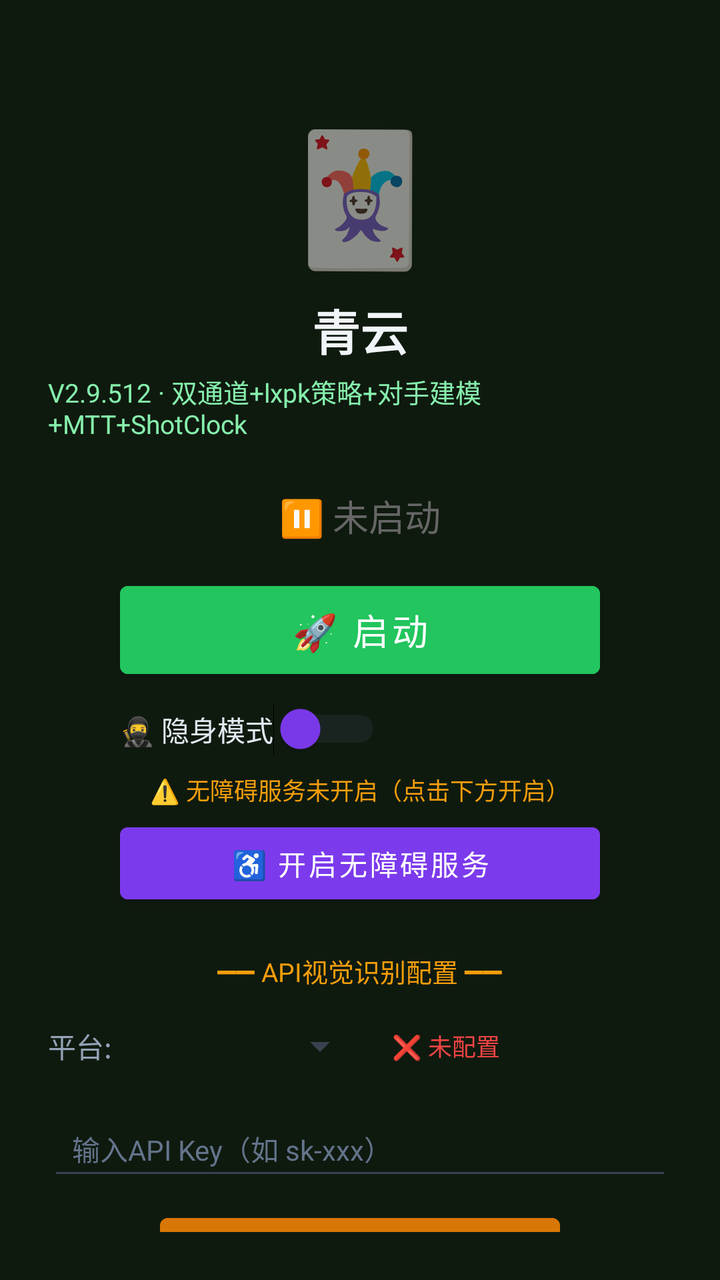
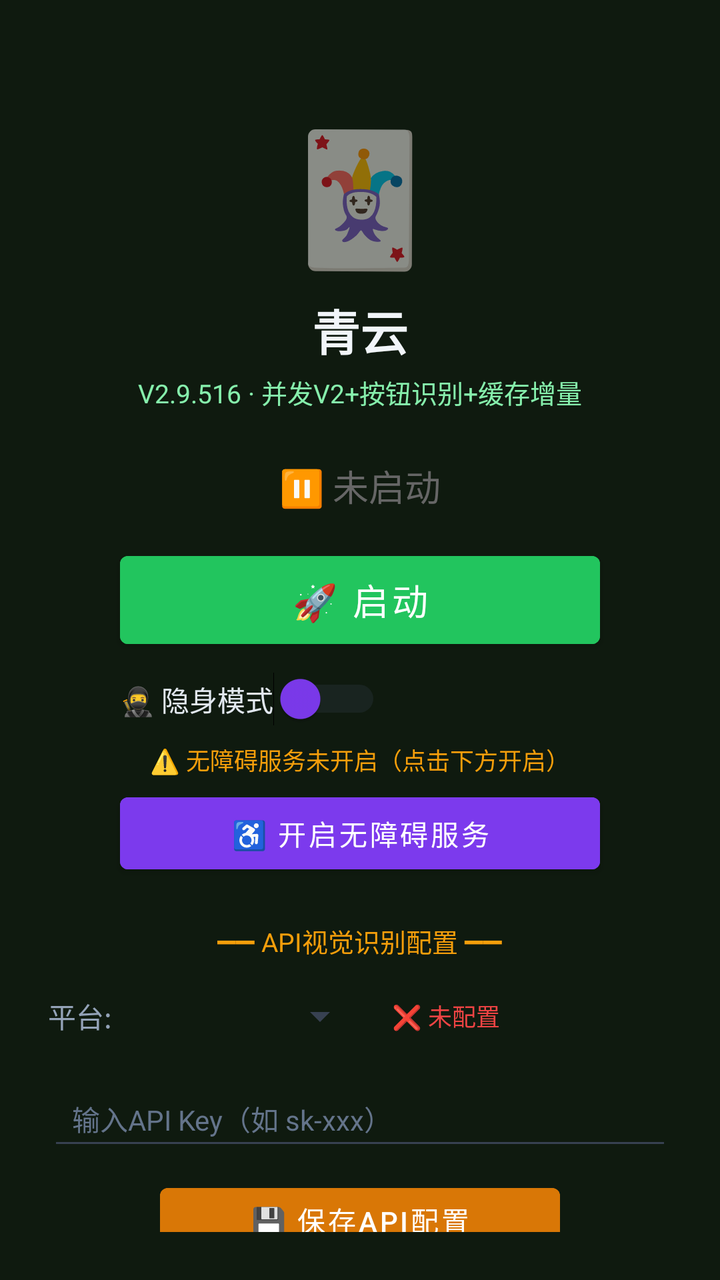

The first picture is an Android layout as it rendered before a commit; the second is the same layout after the commit. The layout source and the unified diff follow.
<!-- AndroidManifest.xml: activity theme Theme.MjScreenshot -->
<!-- res/layout/activity_main.xml -->
<?xml version="1.0" encoding="utf-8"?>
<LinearLayout xmlns:android="http://schemas.android.com/apk/res/android"
    android:layout_width="match_parent"
    android:layout_height="match_parent"
    android:orientation="vertical"
    android:background="#0f1a0f"
    android:padding="24dp"
    android:gravity="center_horizontal">

    <TextView
        android:layout_width="wrap_content"
        android:layout_height="wrap_content"
        android:text="🃏"
        android:textSize="64sp"
        android:layout_marginTop="30dp" />

    <TextView
        android:layout_width="wrap_content"
        android:layout_height="wrap_content"
        android:text="青云"
        android:textSize="24sp"
        android:textColor="#f1f5f9"
        android:textStyle="bold"
        android:layout_marginTop="8dp" />

    <TextView
        android:layout_width="wrap_content"
        android:layout_height="wrap_content"
        android:text="V2.9.512 · 双通道+lxpk策略+对手建模+MTT+ShotClock"
        android:textSize="13sp"
        android:textColor="#86efac"
        android:layout_marginTop="4dp" />

    <TextView
        android:id="@+id/tvStatus"
        android:layout_width="wrap_content"
        android:layout_height="wrap_content"
        android:text="⏸ 未启动"
        android:textSize="18sp"
        android:textColor="#666666"
        android:layout_marginTop="24dp" />

    <Button
        android:id="@+id/btnStart"
        android:layout_width="240dp"
        android:layout_height="56dp"
        android:text="🚀 启动"
        android:textSize="18sp"
        android:textColor="#ffffff"
        android:backgroundTint="#22c55e"
        android:layout_marginTop="16dp" />

    <Button
        android:id="@+id/btnHelper"
        android:layout_width="240dp"
        android:layout_height="56dp"
        android:text="🃏 打开智囊"
        android:textSize="16sp"
        android:textColor="#ffffff"
        android:backgroundTint="#16a34a"
        android:layout_marginTop="12dp"
        android:visibility="gone" />

    
    <LinearLayout
        android:layout_width="240dp"
        android:layout_height="wrap_content"
        android:orientation="horizontal"
        android:gravity="center_vertical"
        android:layout_marginTop="8dp">

        <Switch
            android:id="@+id/switchStealth"
            android:layout_width="wrap_content"
            android:layout_height="wrap_content"
            android:text="🥷 隐身模式"
            android:textColor="#e2e8f0"
            android:textSize="14sp"
            android:thumbTint="#7c3aed"
            android:trackTint="#374151" />
    </LinearLayout>

    <TextView
        android:id="@+id/tvAccessibilityStatus"
        android:layout_width="wrap_content"
        android:layout_height="wrap_content"
        android:text="⚠️ 无障碍服务未开启（点击下方开启）"
        android:textSize="12sp"
        android:textColor="#f59e0b"
        android:layout_marginTop="8dp"
        android:gravity="center" />

    <Button
        android:id="@+id/btnAccessibility"
        android:layout_width="240dp"
        android:layout_height="48dp"
        android:text="♿ 开启无障碍服务"
        android:textSize="14sp"
        android:textColor="#ffffff"
        android:backgroundTint="#7c3aed"
        android:layout_marginTop="4dp" />

    <TextView
        android:layout_width="wrap_content"
        android:layout_height="wrap_content"
        android:text="━━ API视觉识别配置 ━━"
        android:textSize="13sp"
        android:textColor="#f59e0b"
        android:layout_marginTop="20dp" />

    <LinearLayout
        android:layout_width="match_parent"
        android:layout_height="wrap_content"
        android:orientation="horizontal"
        android:layout_marginTop="8dp"
        android:gravity="center_vertical">

        <TextView
            android:layout_width="wrap_content"
            android:layout_height="wrap_content"
            android:text="平台:"
            android:textSize="14sp"
            android:textColor="#94a3b8" />

        <Spinner
            android:id="@+id/spinnerProvider"
            android:layout_width="120dp"
            android:layout_height="40dp"
            android:layout_marginStart="8dp"
            android:backgroundTint="#374151" />

        <TextView
            android:id="@+id/tvApiStatus"
            android:layout_width="wrap_content"
            android:layout_height="wrap_content"
            android:text="❌ 未配置"
            android:textSize="12sp"
            android:textColor="#ef4444"
            android:layout_marginStart="12dp" />
    </LinearLayout>

    <EditText
        android:id="@+id/etApiKey"
        android:layout_width="match_parent"
        android:layout_height="44dp"
        android:hint="输入API Key（如 sk-xxx）"
        android:textSize="14sp"
        android:textColor="#e2e8f0"
        android:textColorHint="#64748b"
        android:backgroundTint="#374151"
        android:inputType="textPassword"
        android:layout_marginTop="8dp"
        android:paddingStart="12dp"
        android:paddingEnd="12dp" />

    <Button
        android:id="@+id/btnSaveApi"
        android:layout_width="200dp"
        android:layout_height="44dp"
        android:text="💾 保存API配置"
        android:textSize="14sp"
        android:textColor="#ffffff"
        android:backgroundTint="#d97706"
        android:layout_marginTop="8dp" />

    <TextView
        android:id="@+id/tvHint"
        android:layout_width="wrap_content"
        android:layout_height="wrap_content"
        android:text="先点上方按钮启动截屏"
        android:textSize="13sp"
        android:textColor="#666666"
        android:layout_marginTop="12dp"
        android:gravity="center" />

    <TextView
        android:layout_width="wrap_content"
        android:layout_height="wrap_content"
        android:text="使用步骤：\n1. 配置API Key（支持OpenAI/通义千问VL/硅基流动）\n2. 点「开启无障碍服务」→ 开启\n3. 开启「🥷隐身模式」(反检测)\n4. 点「启动」→ 允许悬浮窗\n5. 打牌时点屏幕上的🎯悬浮球即可截屏识别\n★ 拖动悬浮球可移到不挡牌的位置 ★\n★ 长按悬浮球可展开/收起详细面板 ★\n★ 悬浮球边框颜色=建议：绿=加注 橙=跟注 红=弃牌 ★"
        android:textSize="12sp"
        android:textColor="#64748b"
        android:layout_marginTop="12dp"
        android:lineSpacingExtra="3dp" />

</LinearLayout>
<!-- resources referenced by this layout -->
<resources>
  <style name="Theme.MjScreenshot" parent="Theme.MaterialComponents.DayNight.DarkActionBar">
          <item name="colorPrimary">#1e40af</item>
          <item name="colorPrimaryVariant">#1e3a8a</item>
          <item name="colorOnPrimary">#ffffff</item>
          <item name="android:statusBarColor">#0f172a</item>
      </style>
</resources>

<!-- the commit's change to res/layout/activity_main.xml (unified diff, before → after) -->
@@ -26,7 +26,7 @@
     <TextView
         android:layout_width="wrap_content"
         android:layout_height="wrap_content"
-        android:text="V2.9.512 · 双通道+lxpk策略+对手建模+MTT+ShotClock"
+        android:text="V2.9.516 · 并发V2+按钮识别+缓存增量"
         android:textSize="13sp"
         android:textColor="#86efac"
         android:layout_marginTop="4dp" />
